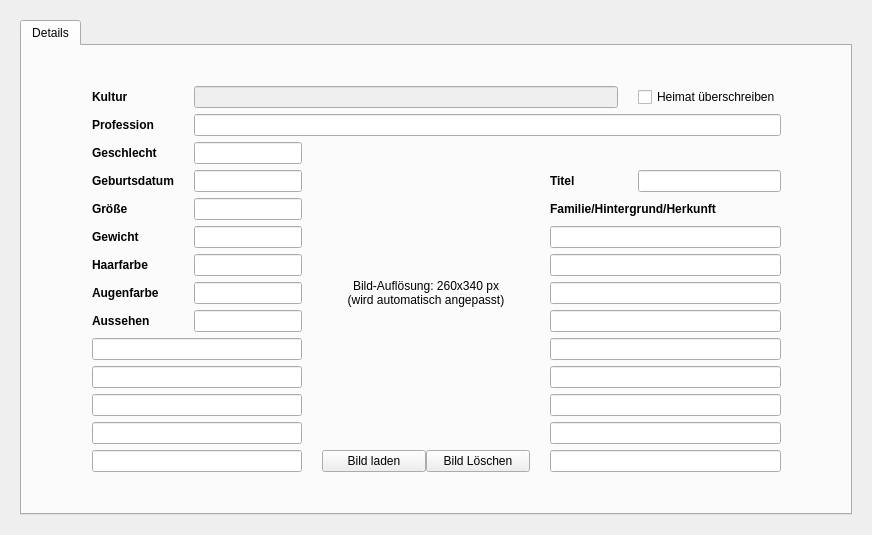
The window that designer/CharakterBeschreibungDetails.ui (Aeolitus/Sephrasto) describes before a commit, drawn with Qt 5.
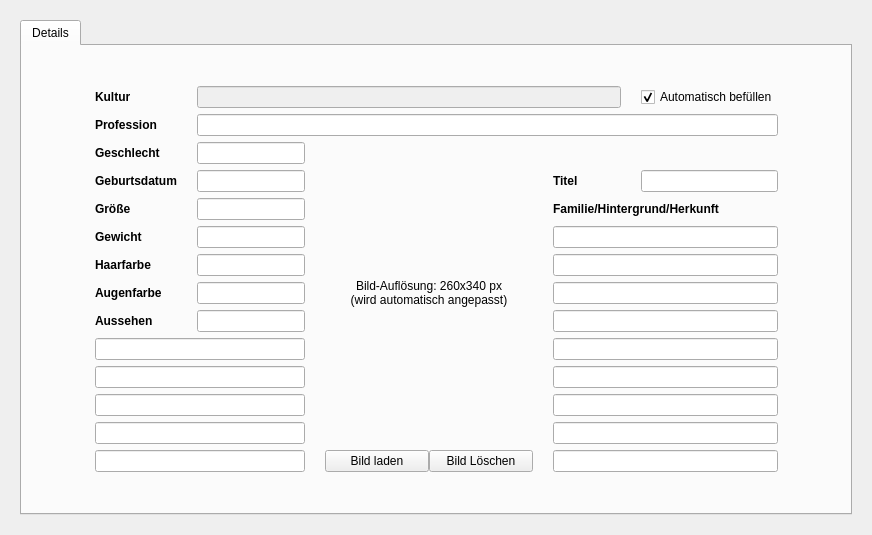
The same window after the commit.

Commit message: Charakter Details Tab: renamed "Heimat überschreiben" to "Automatisch befüllen" and now showing the actual "autocontent" in the textfield for more clarity.

Patch:
```diff
--- a/designer/CharakterBeschreibungDetails.ui
+++ b/designer/CharakterBeschreibungDetails.ui
@@ -219,7 +219,10 @@
          <item row="1" column="5">
           <widget class="QCheckBox" name="chkKultur">
            <property name="text">
-            <string>Heimat überschreiben</string>
+            <string>Automatisch befüllen</string>
+           </property>
+           <property name="checked">
+            <bool>true</bool>
            </property>
           </widget>
          </item>
```
The commit also changes 2 other files.
